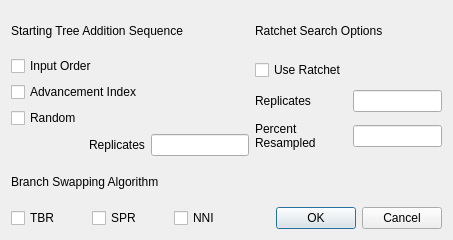
First picture: the form in gui/Morphy/heuristicsearchdialog.ui, repository mbrazeau/MorphyWeb, before the edit.
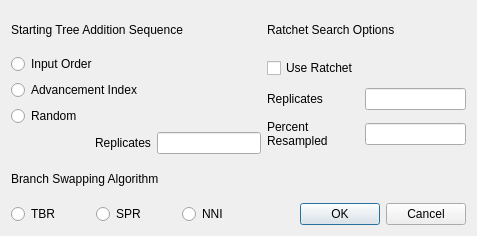
Second picture: the form after the edit.

Commit message: gui: set radio buttons, groups; mfl: tidying code

Diff of the .ui file:
```diff
--- a/gui/Morphy/heuristicsearchdialog.ui
+++ b/gui/Morphy/heuristicsearchdialog.ui
@@ -6,8 +6,8 @@
    <rect>
     <x>0</x>
     <y>0</y>
-    <width>453</width>
-    <height>240</height>
+    <width>477</width>
+    <height>236</height>
    </rect>
   </property>
   <property name="sizePolicy">
@@ -39,27 +39,6 @@
    </item>
    <item row="1" column="0">
     <layout class="QGridLayout" name="gridLayout">
-     <item row="4" column="0">
-      <widget class="QCheckBox" name="checkBox_3">
-       <property name="text">
-        <string>Random</string>
-       </property>
-      </widget>
-     </item>
-     <item row="1" column="0">
-      <widget class="QCheckBox" name="checkBox_2">
-       <property name="text">
-        <string>Advancement Index</string>
-       </property>
-      </widget>
-     </item>
-     <item row="0" column="0">
-      <widget class="QCheckBox" name="checkBox">
-       <property name="text">
-        <string>Input Order</string>
-       </property>
-      </widget>
-     </item>
      <item row="5" column="0">
       <layout class="QHBoxLayout" name="horizontalLayout">
        <item>
@@ -87,6 +66,36 @@
        </item>
       </layout>
      </item>
+     <item row="0" column="0">
+      <widget class="QRadioButton" name="radioButton">
+       <property name="text">
+        <string>Input Order</string>
+       </property>
+       <attribute name="buttonGroup">
+        <string>buttonGroup_2</string>
+       </attribute>
+      </widget>
+     </item>
+     <item row="1" column="0">
+      <widget class="QRadioButton" name="radioButton_2">
+       <property name="text">
+        <string>Advancement Index</string>
+       </property>
+       <attribute name="buttonGroup">
+        <string>buttonGroup_2</string>
+       </attribute>
+      </widget>
+     </item>
+     <item row="4" column="0">
+      <widget class="QRadioButton" name="radioButton_3">
+       <property name="text">
+        <string>Random</string>
+       </property>
+       <attribute name="buttonGroup">
+        <string>buttonGroup_2</string>
+       </attribute>
+      </widget>
+     </item>
     </layout>
    </item>
    <item row="1" column="1">
@@ -131,21 +140,21 @@
    <item row="3" column="0">
     <layout class="QHBoxLayout" name="horizontalLayout_2">
      <item>
-      <widget class="QCheckBox" name="checkBox_5">
+      <widget class="QRadioButton" name="radioButton_5">
        <property name="text">
         <string>TBR</string>
        </property>
       </widget>
      </item>
      <item>
-      <widget class="QCheckBox" name="checkBox_6">
+      <widget class="QRadioButton" name="radioButton_6">
        <property name="text">
         <string>SPR</string>
        </property>
       </widget>
      </item>
      <item>
-      <widget class="QCheckBox" name="checkBox_7">
+      <widget class="QRadioButton" name="radioButton_7">
        <property name="text">
         <string>NNI</string>
        </property>
```
Left out of the diff: 13 changed lines with no effect on the pictures. The commit also changes 6 other files.
